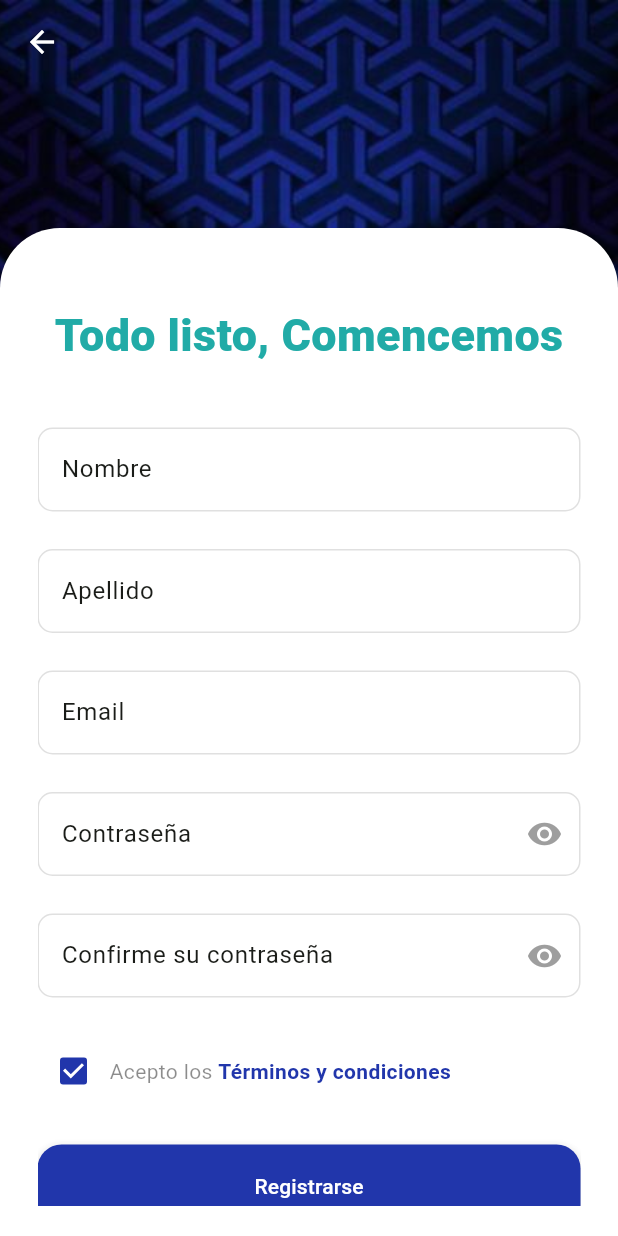
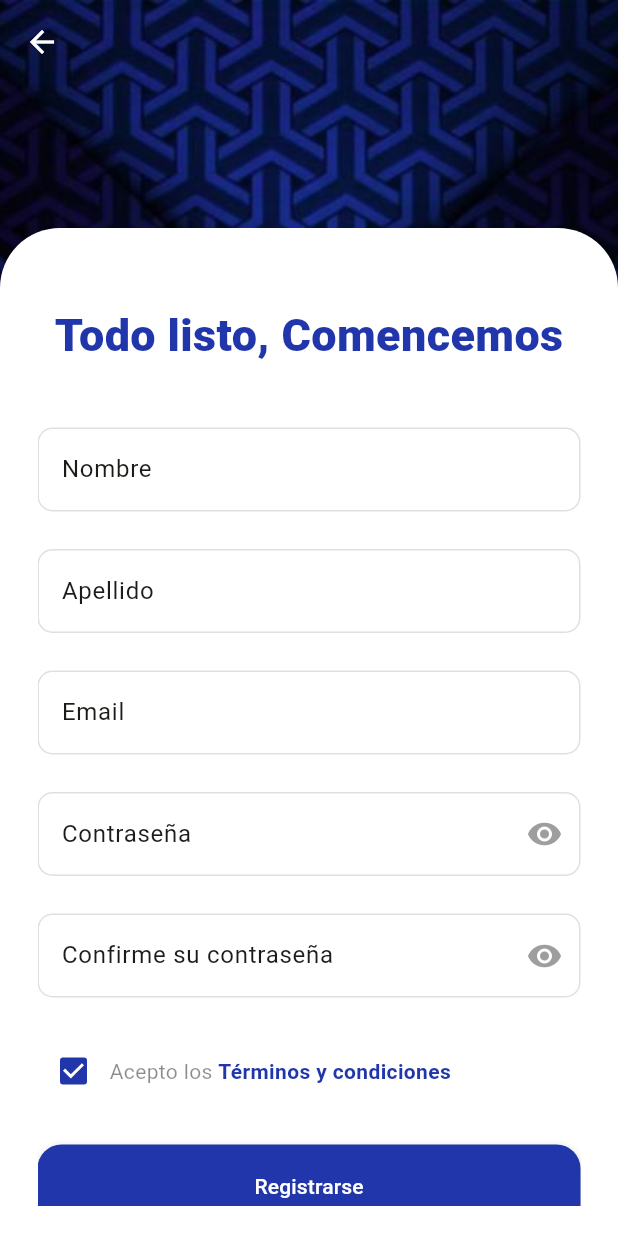
Before and after one commit to LuisRomero0502/Tarea-2.1, a Flutter app: the SignUpScreen screen opened directly, on a phone screen of 412 x 824 dp. Run offline on Flutter 3.47's test engine with Material 3 defaults, Android fonts, the phone set to English and light mode, and no system bars; our stand-ins replace icons_plus.

Commit message:
Cambio de color
Cambio de color que antes fue olvidado

```diff
--- a/autenticacion/lib/screens/signup_screen.dart
+++ b/autenticacion/lib/screens/signup_screen.dart
@@ -126,7 +126,7 @@ class _SignUpScreenState extends State<SignUpScreen> {
                         style: TextStyle(
                           fontSize: 30.0,
                           fontWeight: FontWeight.w900,
-                          color: Color.fromARGB(255, 33, 171, 167),
+                          color: Color.fromARGB(255, 33, 54, 171),
                         ),
                       ),
                       const SizedBox(
```
